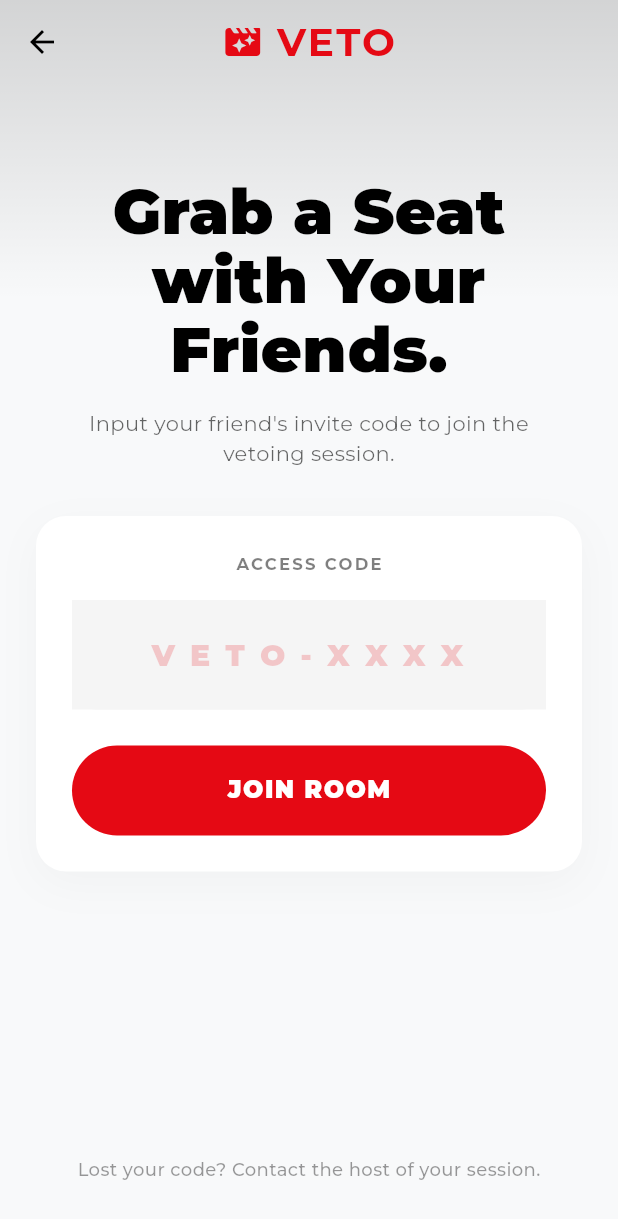
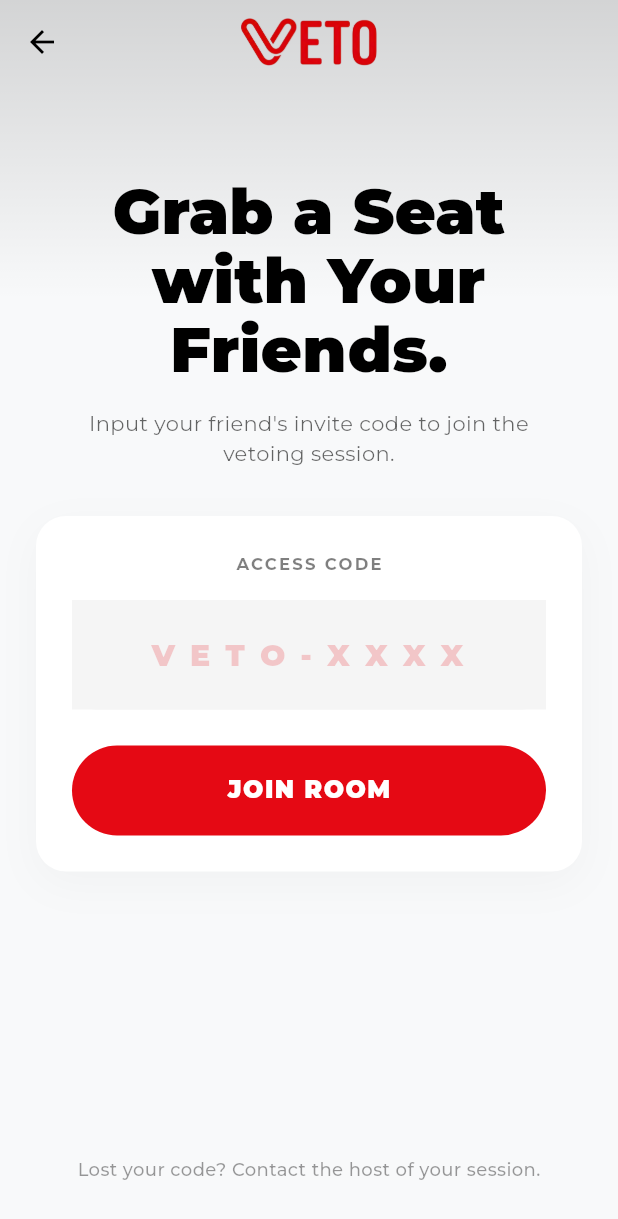
Before and after one commit to vaunnnn/Veto, a Flutter app: the JoinRoomScreen screen opened directly, on a phone screen of 412 x 824 dp. Shown: the top 1219 px of the screen. Run offline on Flutter 3.47's test engine with Material 3 defaults, Android fonts, the phone set to English and light mode, and no system bars; our stand-ins replace cloud_firestore, firebase_core, flutter_card_swiper, flutter_dotenv, google_fonts; accounts and stored records are empty.

Commit message:
refactor: updated join room app bar to correct logo

```diff
--- a/lib/features/rooms/screens/join_room_screen.dart
+++ b/lib/features/rooms/screens/join_room_screen.dart
@@ -75,21 +75,10 @@
         title: Row(
           mainAxisSize: MainAxisSize.min, // Shrink-wraps the icon and text together
           children: [
-            Icon(
-              Icons.movie_filter_rounded,
-              color: colorScheme.primary,
-              size: 28,
-            ),
-            const SizedBox(width: 8),
-            Text(
-              'VETO',
-              style: TextStyle(
-                color: colorScheme.primary,
-                fontWeight: FontWeight.bold,
-                fontSize: 26,
-                letterSpacing: 1.5,
-              ),
-            ),
+            Image.asset(
+              'assets/images/veto-logo.png',
+              height: 32,
+            )
           ],
         ),
       ),
```
